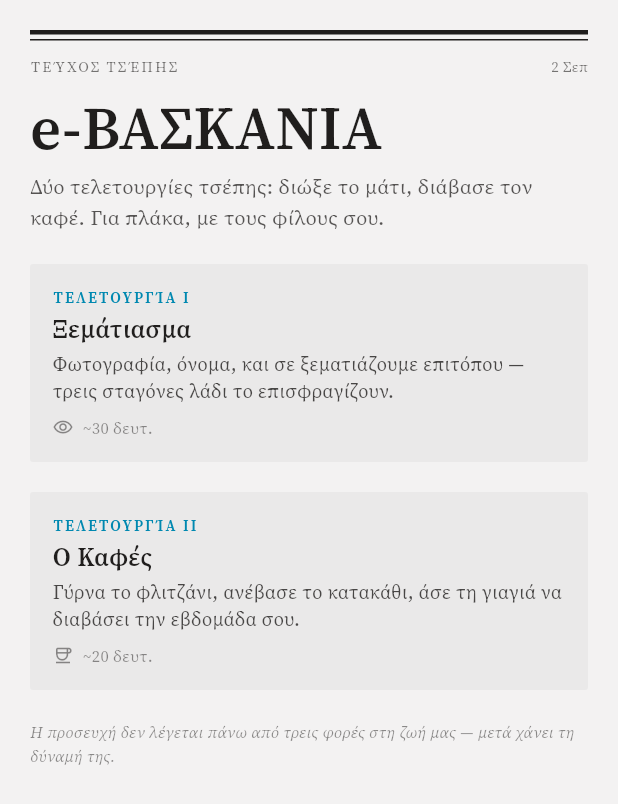
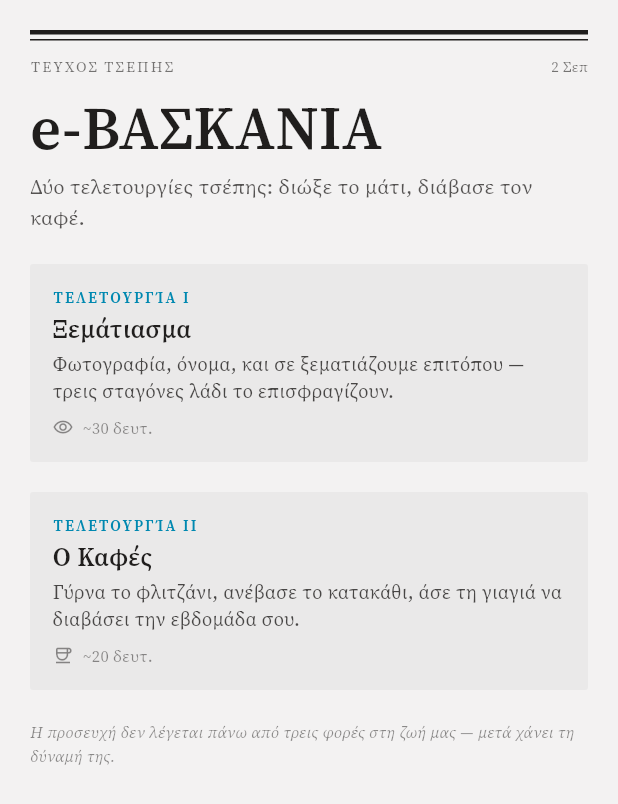
Before and after one commit to thestbar/evaskania, a Flutter app: the screen it shows after launch, on a phone screen of 412 x 824 dp. Shown: the top 804 px of the screen. Run offline on Flutter 3.47's test engine with Material 3 defaults, Android fonts, the phone set to English and light mode, and no system bars; our stand-ins replace image_picker; missing offline and left inert: google_mlkit_face_detection, google_mlkit_image_labeling.

Commit message:
Add README, fix Greek copy, add app icon
- Project README (root) and a short pointer from app/README.md.
- Home screen copy: drop tonos from the all-caps "ΤΕΥΧΟΣ ΤΣΕΠΗΣ"
  masthead (Greek doesn't accent all-caps text), and remove the
  "Για πλάκα, με τους φίλους σου" sentence from the intro line.
- New app icon (a friendly yiayia/witch face with headscarf and a
  small evil-eye pendant, in the Broadsheet accent colors) generated
  from a hand-authored SVG source (app/assets/icon/app_icon.svg) into
  every required iOS, Android, and web icon size.

```diff
--- a/app/lib/screens/home_screen.dart
+++ b/app/lib/screens/home_screen.dart
@@ -23,7 +23,7 @@ class HomeScreen extends StatelessWidget {
             child: Row(
               mainAxisAlignment: MainAxisAlignment.spaceBetween,
               children: [
-                Text('ΤΕΎΧΟΣ ΤΣΈΠΗΣ',
+                Text('ΤΕΥΧΟΣ ΤΣΕΠΗΣ',
                     style: TextStyle(
                         fontSize: 10, letterSpacing: 1.4, color: AppTokens.colorText.withValues(alpha: 0.6))),
                 Text(controller.today,
@@ -41,8 +41,7 @@ class HomeScreen extends StatelessWidget {
                   color: AppTokens.colorText)),
           const SizedBox(height: AppTokens.space2),
           Text(
-            'Δύο τελετουργίες τσέπης: διώξε το μάτι, διάβασε τον καφέ. '
-            'Για πλάκα, με τους φίλους σου.',
+            'Δύο τελετουργίες τσέπης: διώξε το μάτι, διάβασε τον καφέ.',
             style: TextStyle(fontSize: 14, height: 1.5, color: AppTokens.colorText.withValues(alpha: 0.75)),
           ),
           const SizedBox(height: AppTokens.space4),
```
Also changed, not shown: app/assets/icon/app_icon.svg (added), 27 other files.
